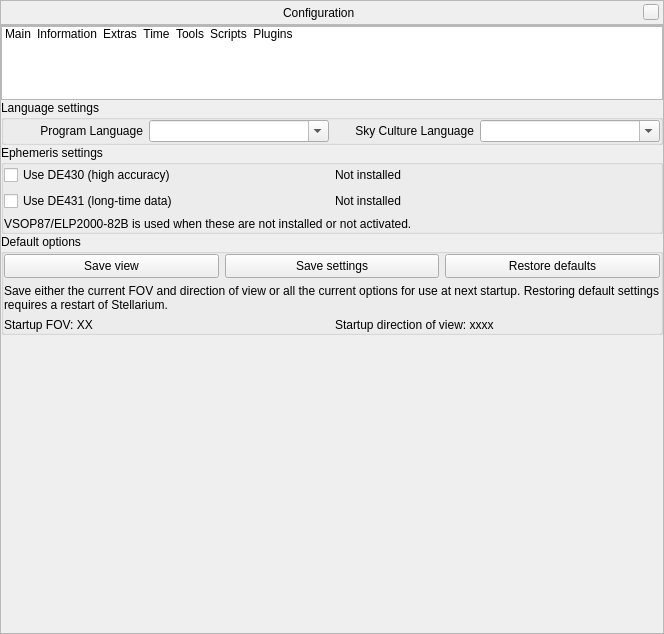
Old version of the form src/gui/configurationDialog.ui in the repository Stellarium/stellarium.
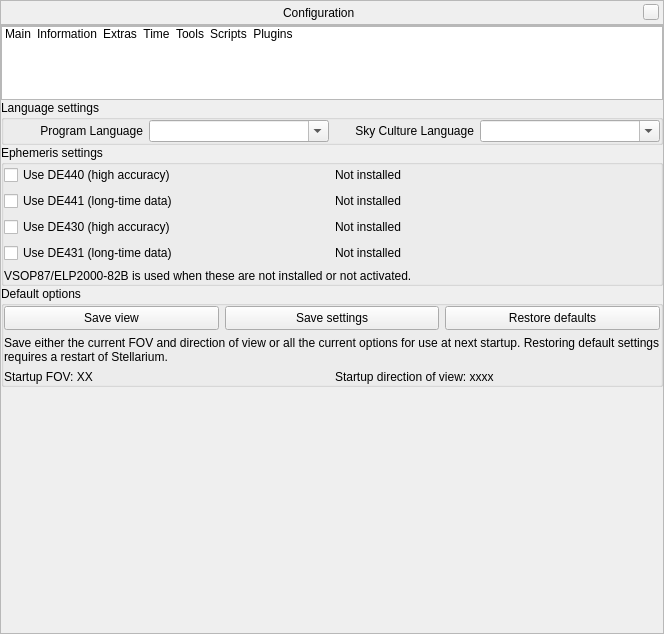
New version of the form. The open tabs and pages were chosen to show the change. Icons and pictures are not drawn. Custom widgets are drawn as their Qt base class.

Patch:
```diff
--- a/src/gui/configurationDialog.ui
+++ b/src/gui/configurationDialog.ui
@@ -444,21 +444,31 @@
              </property>
              <item row="0" column="0">
               <layout class="QGridLayout" name="EphemerisGridLayout">
-               <item row="1" column="1">
+               <item row="2" column="0">
+                <widget class="QCheckBox" name="de430checkBox">
+                 <property name="toolTip">
+                  <string>DE430 provides highest accuracy, only for years 1550...2650.</string>
+                 </property>
+                 <property name="text">
+                  <string>Use DE430 (high accuracy)</string>
+                 </property>
+                </widget>
+               </item>
+               <item row="3" column="1">
                 <widget class="QLabel" name="de431label">
                  <property name="text">
                   <string>Not installed</string>
                  </property>
                 </widget>
                </item>
-               <item row="0" column="1">
+               <item row="2" column="1">
                 <widget class="QLabel" name="de430label">
                  <property name="text">
                   <string>Not installed</string>
                  </property>
                 </widget>
                </item>
-               <item row="1" column="0">
+               <item row="3" column="0">
                 <widget class="QCheckBox" name="de431checkBox">
                  <property name="toolTip">
                   <string>DE431 provides position data for years -13000...+17000. For special applications only.</string>
@@ -468,17 +478,14 @@
                  </property>
                 </widget>
                </item>
-               <item row="0" column="0">
-                <widget class="QCheckBox" name="de430checkBox">
-                 <property name="toolTip">
-                  <string>DE430 provides highest accuracy, only for years 1550...2650.</string>
-                 </property>
+               <item row="1" column="0">
+                <widget class="QCheckBox" name="de441checkBox">
                  <property name="text">
-                  <string>Use DE430 (high accuracy)</string>
+                  <string>Use DE441 (long-time data)</string>
                  </property>
                 </widget>
                </item>
-               <item row="2" column="0" colspan="2">
+               <item row="4" column="0" colspan="2">
                 <widget class="QLabel" name="label_VSOP87used">
                  <property name="toolTip">
                   <string>Using VSOP87 is recommended for years -4000...+8000 only, but delivers useful positions outside this range.</string>
@@ -488,6 +495,27 @@
                  </property>
                 </widget>
                </item>
+               <item row="0" column="0">
+                <widget class="QCheckBox" name="de440checkBox">
+                 <property name="text">
+                  <string>Use DE440 (high accuracy)</string>
+                 </property>
+                </widget>
+               </item>
+               <item row="1" column="1">
+                <widget class="QLabel" name="de441label">
+                 <property name="text">
+                  <string>Not installed</string>
+                 </property>
+                </widget>
+               </item>
+               <item row="0" column="1">
+                <widget class="QLabel" name="de440label">
+                 <property name="text">
+                  <string>Not installed</string>
+                 </property>
+                </widget>
+               </item>
               </layout>
              </item>
             </layout>
```
